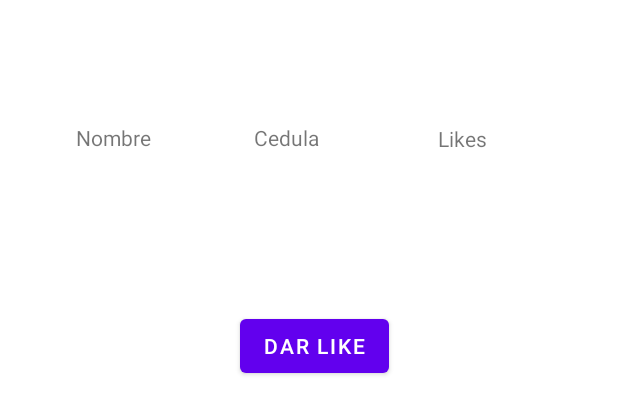
After one commit to 2022B-computacion-moviles/andrade-cando-leonardo-mijail, an Android app: the layout recycler_view_vista.xml on its own in the app's theme, with its tools: preview values and no code run, on a phone screen of 412 x 824 dp. The commit adds this screen. Shown: the top 414 px of the screen. Run offline under Robolectric (Android 15) with nearby library versions, the phone set to English and light mode, and no system bars.

Commit message:
recycler view

```diff
--- a/01-Android/app/src/main/java/com/example/movcomplmac/MainActivity.kt
+++ b/01-Android/app/src/main/java/com/example/movcomplmac/MainActivity.kt
@@ -91,6 +91,11 @@ class MainActivity : AppCompatActivity() {
             irActividad(ECrudEntrenador::class.java)
         }
 
+        val botonRView = findViewById<Button>(R.id.btn_revcycler_view)
+        botonRView.setOnClickListener{
+            irActividad(GRecyclerView::class.java)
+        }
+
     }
 
     fun abrirActividadConParametros(
--- /dev/null
+++ b/01-Android/app/src/main/res/layout/recycler_view_vista.xml
@@ -0,0 +1,55 @@
+<?xml version="1.0" encoding="utf-8"?>
+<androidx.constraintlayout.widget.ConstraintLayout xmlns:android="http://schemas.android.com/apk/res/android"
+    xmlns:app="http://schemas.android.com/apk/res-auto"
+    xmlns:tools="http://schemas.android.com/tools"
+    android:layout_width="match_parent"
+    android:layout_height="match_parent">
+
+    <TextView
+        android:id="@+id/tv_nombre"
+        android:layout_width="wrap_content"
+        android:layout_height="wrap_content"
+        android:text="Nombre"
+        app:layout_constraintBottom_toBottomOf="parent"
+        app:layout_constraintEnd_toStartOf="@+id/tv_cedula"
+        app:layout_constraintHorizontal_bias="0.423"
+        app:layout_constraintStart_toStartOf="parent"
+        app:layout_constraintTop_toTopOf="parent"
+        app:layout_constraintVertical_bias="0.102" />
+
+    <TextView
+        android:id="@+id/tv_cedula"
+        android:layout_width="wrap_content"
+        android:layout_height="wrap_content"
+        android:text="Cedula"
+        app:layout_constraintBottom_toBottomOf="parent"
+        app:layout_constraintEnd_toEndOf="parent"
+        app:layout_constraintHorizontal_bias="0.459"
+        app:layout_constraintStart_toStartOf="parent"
+        app:layout_constraintTop_toTopOf="parent"
+        app:layout_constraintVertical_bias="0.102" />
+
+    <TextView
+        android:id="@+id/tv_likes"
+        android:layout_width="wrap_content"
+        android:layout_height="wrap_content"
+        android:text="Likes"
+        app:layout_constraintBottom_toBottomOf="parent"
+        app:layout_constraintEnd_toEndOf="parent"
+        app:layout_constraintHorizontal_bias="0.475"
+        app:layout_constraintStart_toEndOf="@+id/tv_cedula"
+        app:layout_constraintTop_toTopOf="parent"
+        app:layout_constraintVertical_bias="0.103" />
+
+    <Button
+        android:id="@+id/btn_dar_like"
+        android:layout_width="wrap_content"
+        android:layout_height="wrap_content"
+        android:text="Dar Like"
+        app:layout_constraintBottom_toBottomOf="parent"
+        app:layout_constraintEnd_toEndOf="parent"
+        app:layout_constraintHorizontal_bias="0.512"
+        app:layout_constraintStart_toStartOf="parent"
+        app:layout_constraintTop_toTopOf="parent"
+        app:layout_constraintVertical_bias="0.266" />
+</androidx.constraintlayout.widget.ConstraintLayout>
```
Also changed, not shown: 01-Android/app/src/main/AndroidManifest.xml (+12 -5 lines), 01-Android/app/src/main/java/com/example/movcomplmac/FRecyclerViewAdaptadorNombreCedula.kt (added, +56 -0 lines), 01-Android/app/src/main/java/com/example/movcomplmac/GRecyclerView.kt (added, +35 -0 lines), 01-Android/app/src/main/res/layout/activity_grecycler_view.xml (added, +9 -0 lines), 01-Android/app/src/main/res/layout/activity_main.xml (+11 -0 lines).
